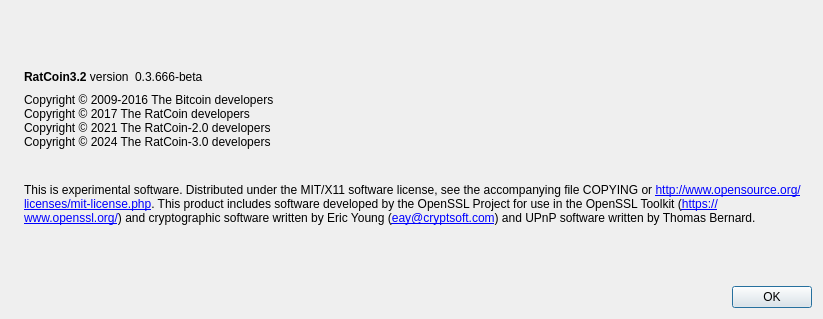
RatCoinCommunity/RatCoin-3.0, file src/qt/forms/aboutdialog.ui: the form before one commit.
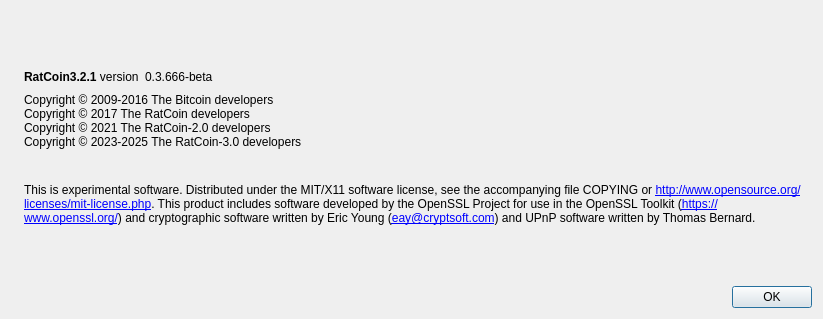
The form after the commit.

Diff of the .ui file:
```diff
--- a/src/qt/forms/aboutdialog.ui
+++ b/src/qt/forms/aboutdialog.ui
@@ -51,7 +51,7 @@
           <cursorShape>IBeamCursor</cursorShape>
          </property>
          <property name="text">
-          <string>&lt;html&gt;&lt;head/&gt;&lt;body&gt;&lt;p&gt;&lt;span style=&quot; font-weight:600;&quot;&gt;RatCoin3.2&lt;/span&gt; version&lt;/p&gt;&lt;/body&gt;&lt;/html&gt;</string>
+          <string>&lt;html&gt;&lt;head/&gt;&lt;body&gt;&lt;p&gt;&lt;span style=&quot; font-weight:600;&quot;&gt;RatCoin3.2.1&lt;/span&gt; version&lt;/p&gt;&lt;/body&gt;&lt;/html&gt;</string>
 
          </property>
          <property name="textInteractionFlags">
@@ -96,7 +96,7 @@
         <string>Copyright © 2009-2016 The Bitcoin developers
 Copyright © 2017 The RatCoin developers 
 Copyright © 2021 The RatCoin-2.0 developers
-Copyright © 2024 The RatCoin-3.0 developers
+Copyright © 2023-2025 The RatCoin-3.0 developers
 
 </string>
        </property>
```
Left out of the diff: 2 changed lines with no effect on the pictures.
